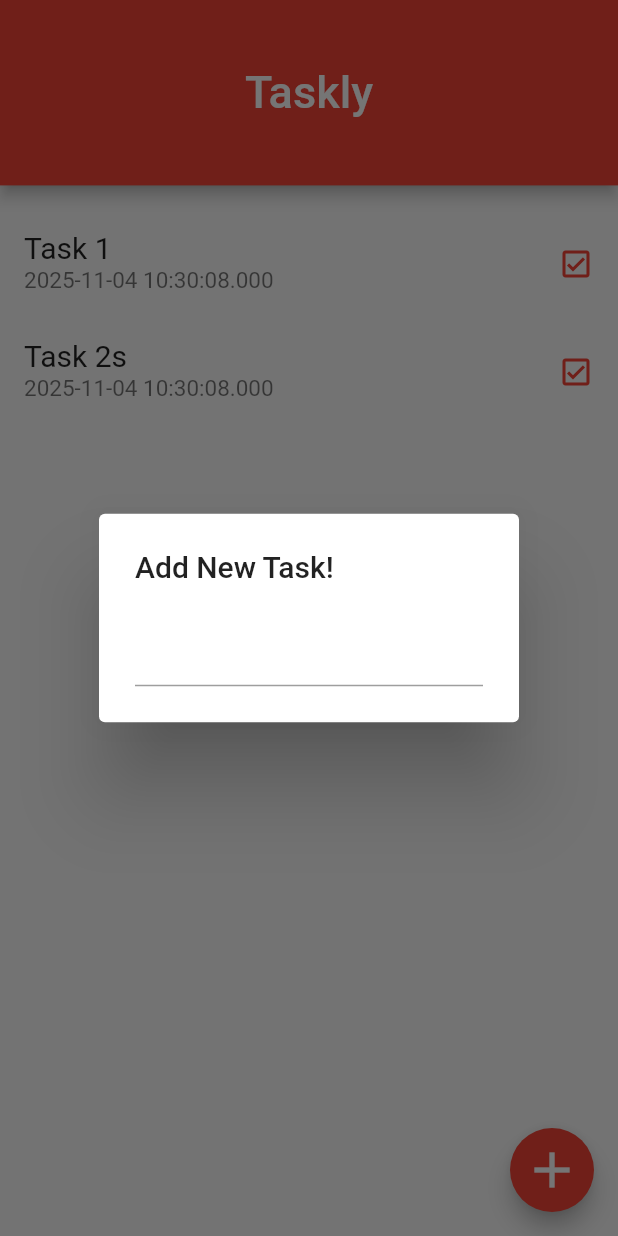
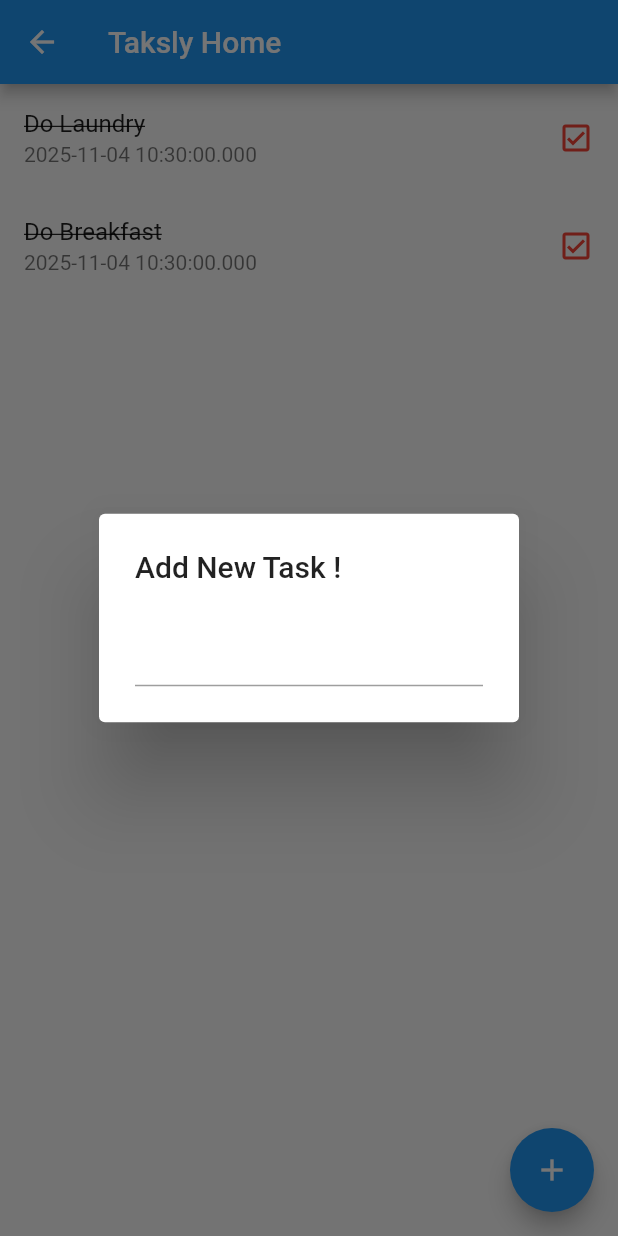
Before and after one commit to athaabiyyu/atha_learning_flutter_journey, a Flutter app: the TasklyHome screen opened directly, after a tap on the "add" icon, on a phone screen of 412 x 824 dp. Run offline on Flutter 3.47's test engine with Material 3 defaults, Android fonts, the phone set to English and light mode, and no system bars; our stand-ins replace hive; accounts and stored records are empty.

Commit message:
MoonApp v2

```diff
--- a/the_basic/lib/main.dart
+++ b/the_basic/lib/main.dart
@@ -1,14 +1,8 @@
 import 'package:flutter/material.dart';
-import 'package:hive_flutter/hive_flutter.dart';
+// import 'package:the_basic/view/taskly-app/home.dart';
 import 'package:the_basic/view/go-moon-app/home.dart';
-import 'package:the_basic/view/go-moon-app/tes.dart';
-import 'package:the_basic/view/taskly-app/home.dart';
-import 'package:the_basic/view/koperasi-rsb/login-screen.dart';
-import 'package:the_basic/widget-globals/colors.dart';
 
 void main() async {
-  WidgetsFlutterBinding.ensureInitialized();
-  await Hive.initFlutter('hive_boxes');
   runApp(const MyApp());
 }
 
@@ -18,13 +12,12 @@
   @override
   Widget build(BuildContext context) {
     return MaterialApp(
-      title: 'Taskly',
+      title: 'Google Moon',
       debugShowCheckedModeBanner: false,
       theme: ThemeData(
-        primarySwatch: Colors.red,
         useMaterial3: false,
       ),
-      home: TasklyHome(),
+      home: const GoMoon(),
     );
   }
 }
--- a/the_basic/lib/models/task.dart
+++ b/the_basic/lib/models/task.dart
@@ -1,29 +1,29 @@
 class Task {
   String content;
-  DateTime timeStamp;
-  bool isDone;
+  DateTime timestamp;
+  bool done;
 
   Task({
     required this.content,
-    required this.timeStamp,
-    this.isDone = false,
+    required this.timestamp,
+    required this.done,
   });
 
-  // ubah data ke bentuk map agar bisa disimpan di database
-  Map<String, dynamic> toMap() {               // key string, dan value dynamis / bebas
+  // ubah object menjadi Map (key - value) agar bisa disimpan di hive
+  Map<String, dynamic> toMap() {
     return {
-      'content': content,
-      'timeStamp': timeStamp.toString(),
-      'isDone': isDone,
+      'content' : content,
+      'timestamp' : timestamp.toString(),
+      'done' : done,
     };
   }
 
-  // ubah data dari bentuk map ke bentuk Object Task
+  // ubah dari key-value menjadi object lagi agar bisa dipakai di UI
   factory Task.fromMap(Map<String, dynamic> taskMap) {
-    return Task(
+    return Task (
       content: taskMap['content'],
-      timeStamp: DateTime.parse(taskMap['timeStamp']),
-      isDone: taskMap['isDone'],
+      timestamp: DateTime.parse(taskMap['timestamp']),
+      done: taskMap['done'],
     );
   }
 }
--- a/the_basic/lib/view/taskly-app/home.dart
+++ b/the_basic/lib/view/taskly-app/home.dart
@@ -1,44 +1,76 @@
+import 'package:flutter/foundation.dart';
 import 'package:flutter/material.dart';
-import 'package:hive_flutter/hive_flutter.dart';
+import 'package:hive/hive.dart';
+import 'package:the_basic/models/task.dart';
 
 class TasklyHome extends StatefulWidget {
+  TasklyHome({super.key});
+
   @override
   State<TasklyHome> createState() => _TasklyHomeState();
 }
 
 class _TasklyHomeState extends State<TasklyHome> {
 
-  late double _deviceHeight;
-  late double _deviceWidth;
+  Box? _box;
 
   @override
   Widget build(BuildContext context) {
-
-    _deviceHeight = MediaQuery.of(context).size.height;
-    _deviceWidth = MediaQuery.of(context).size.width;
-
     return Scaffold(
       appBar: AppBar(
-        title: const Text(
-          'Taskly',
-          style: TextStyle(fontSize: 30, fontWeight: FontWeight.w500),
+        title: const Text('Taksly Home'),
       ),
-        backgroundColor: Colors.red,
-        centerTitle: true,
-        toolbarHeight: _deviceHeight * 0.15,
-      ),
-      body: _taskView(),
-      floatingActionButton: addTaskButton(),
+      body: _showList(),
+      floatingActionButton: _addTaskButton(),
     );
   }
 
-  Widget _taskView() {
+  Widget _taksList() {
+    Task new_taks = Task(content: "Pray", timestamp: DateTime.now(), done: false);
+    _box?.add(new_taks.toMap());
+    return ListView(
+      children: [
+        ListTile(
+          title: const Text(
+            "Do Laundry",
+            style: TextStyle(
+              decoration: TextDecoration.lineThrough,
+            ),
+          ),
+          subtitle: Text(
+            DateTime.now().toString(),
+          ),
+          trailing: const Icon(
+            Icons.check_box_outlined,
+            color: Colors.red,
+          ),
+        ),
+        ListTile(
+          title: const Text(
+            "Do Breakfast",
+            style: TextStyle(
+              decoration: TextDecoration.lineThrough,
+            ),
+          ),
+          subtitle: Text(
+            DateTime.now().toString(),
+          ),
+          trailing: const Icon(
+            Icons.check_box_outlined,
+            color: Colors.red,
+          ),
+        )
+      ],
+    );
+  }
+
+  Widget _showList() {
     return FutureBuilder(
-      //future: Hive.openBox('tasks'),
       future: Hive.openBox('tasks'),
       builder: (BuildContext context, AsyncSnapshot snapshot) {
-        if(snapshot.hasData) {
-          return _listView();
+        if (snapshot.connectionState == ConnectionState.done) {
+          _box = snapshot.data;
+          return _taksList();
         } else {
           return const Center(child: CircularProgressIndicator());
         }
@@ -46,44 +78,29 @@
     );
   }
 
-  Widget _listView() {
-    return ListView(
-      children: [
-        Padding(padding: EdgeInsets.symmetric(vertical: _deviceHeight * 0.01)),
-        ListTile(
-          title: const Text('Task 1', style: TextStyle(fontSize: 20),),
-          subtitle: Text(DateTime.now().toString(), style: const TextStyle(fontSize: 15)),
-          trailing: const Icon(Icons.check_box_outlined, color: Colors.red,),
-        ),
-        ListTile(
-          title: const Text('Task 2s', style: TextStyle(fontSize: 20),),
-          subtitle: Text(DateTime.now().toString(), style: const TextStyle(fontSize: 15)),
-          trailing: const Icon(Icons.check_box_outlined, color: Colors.red,),
-        ),
-      ],
+  Widget _addTaskButton() {
+    return FloatingActionButton(
+      onPressed: () {
+        _dialogAddTask();
+      },
+      child: const Icon(Icons.add),
     );
   }
 
-  Widget addTaskButton() {
-    return FloatingActionButton(
-      onPressed: _displatTaskPopUp,
-      backgroundColor: Colors.red,
-      child: const Icon(Icons.add, size: 40,),
-    );
-  }
-
-  void _displatTaskPopUp() {
+  void _dialogAddTask() {
     showDialog(
         context: context,
         builder: (BuildContext context) {
           return AlertDialog(
-          title: const Text('Add New Task!'),
+            title: const Text("Add New Task !"),
             content: TextField(
-            onSubmitted: (_value) {},
-            onChanged: (_value) {},
+              onChanged: (value) {
+                if (kDebugMode) {
+                  print("User mengetik: $value");
+                }
+              },
             ),
           );
-      },
-    );
+        });
   }
 }
--- a/the_basic/lib/widget-globals/colors.dart
+++ /dev/null
@@ -1,6 +0,0 @@
-import 'package:flutter/material.dart';
-
-// Warna global
-const Color lightGreen = Color(0xFFF1FFF9);
-const Color black = Color(0xFF000000);
-const Color grayFont = Color(0xFF667085);
```
Also changed, not shown: the_basic/lib/view/go-moon-app/home.dart (+60 -183 lines), the_basic/lib/view/go-moon-app/tes.dart (deleted, +0 -123 lines), the_basic/lib/view/koperasi-rsb/login-screen.dart (deleted, +0 -42 lines), the_basic/lib/widget-globals/login-regis-page/login-regis-widget.dart (deleted, +0 -32 lines), the_basic/lib/widgets/dropdown_custom.dart (added, +42 -0 lines), the_basic/pubspec.lock, 2 other files. Lines whose indentation alone changed are shown as unchanged.
